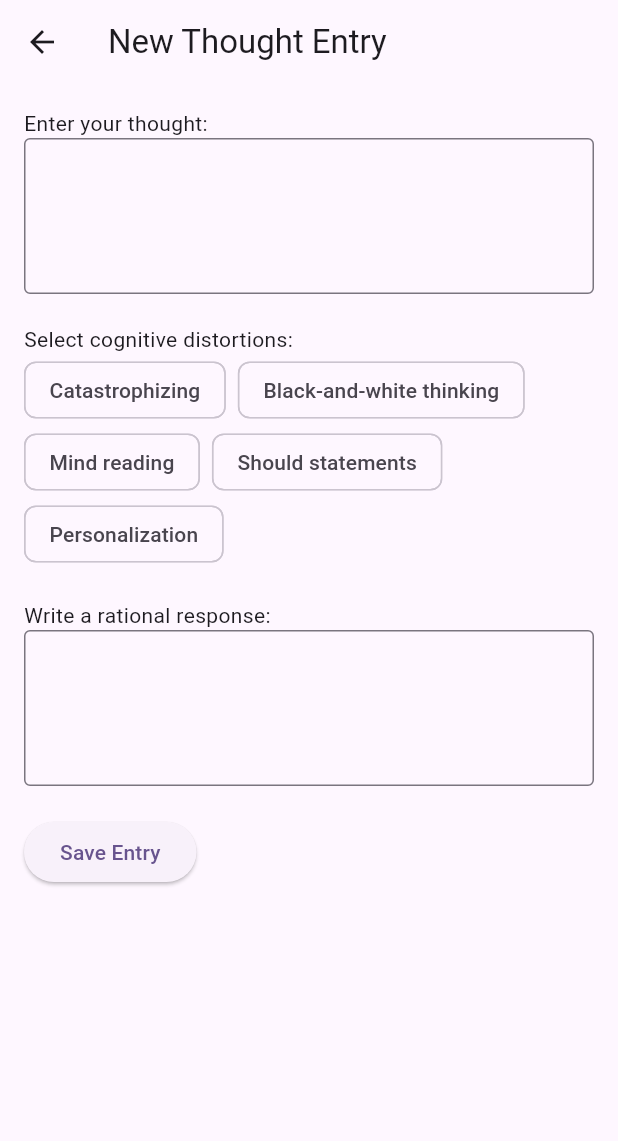
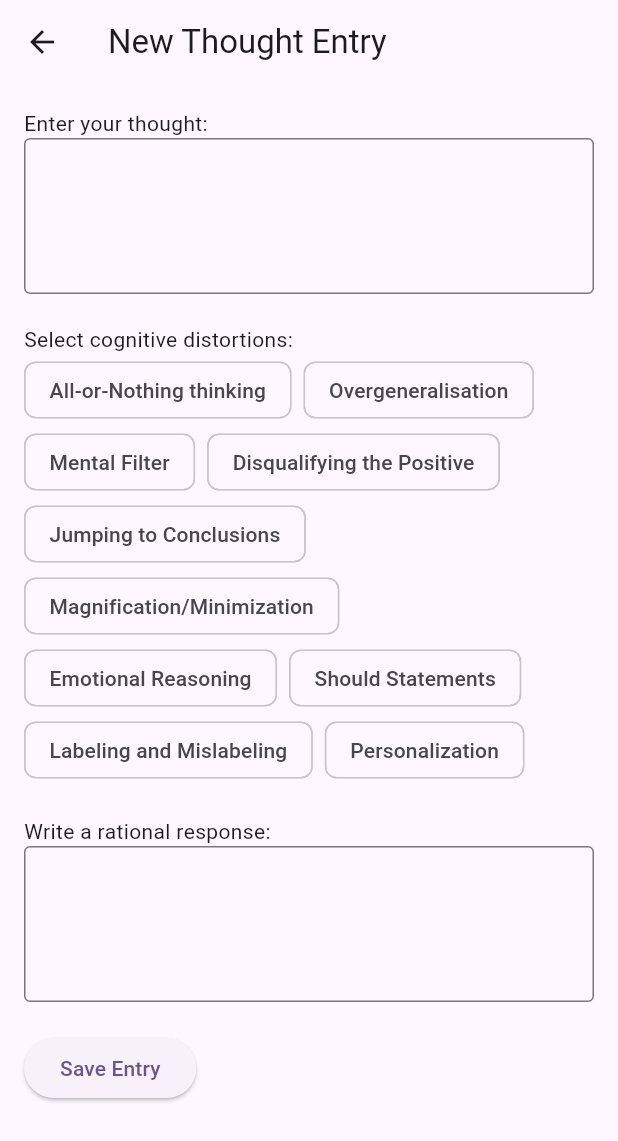
Before and after one commit to jackwilliambiggs/CBT_application, a Flutter app: the screen it shows after launch, after a tap on "Add New Thought", on a phone screen of 412 x 824 dp. Shown: the top 1141 px of the screen. Run offline on Flutter 3.47's test engine with Material 3 defaults, Android fonts, the phone set to English and light mode, and no system bars.

Commit message:
add the full list of cognitive distortions

```diff
--- a/lib/main.dart
+++ b/lib/main.dart
@@ -32,7 +32,7 @@ class StartScreen extends StatelessWidget {
   @override
   Widget build(BuildContext context) {
     return Scaffold(
-      appBar: AppBar(title: const Text('Mind Journal')),
+      appBar: AppBar(title: const Text('Mind J ournal')),
       body: Column(
         children: [
           Expanded(
@@ -112,10 +112,15 @@ class _ThoughtEntryPageState extends State<ThoughtEntryPage> {
   final responseController = TextEditingController();
 
   final distortions = [
-    'Catastrophizing',
-    'Black-and-white thinking',
-    'Mind reading',
-    'Should statements',
+    'All-or-Nothing thinking',
+    'Overgeneralisation',
+    'Mental Filter',
+    'Disqualifying the Positive',
+    'Jumping to Conclusions',
+    'Magnification/Minimization',
+    'Emotional Reasoning',
+    'Should Statements',
+    'Labeling and Mislabeling',
     'Personalization',
   ];
 
```
